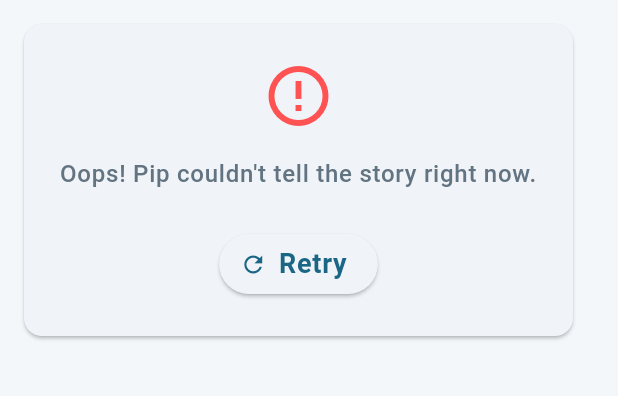
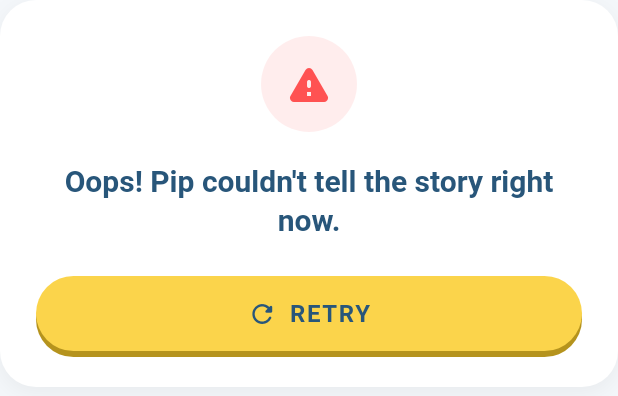
Before and after one commit to nilenjay/PiP-Playful-Intelligent-Pal, a Flutter app: the ErrorCard widget shown alone on an empty page, opened directly with empty values, on a phone screen of 412 x 824 dp. Shown: the top 396 px of the screen. Run offline on Flutter 3.47's test engine with Material 3 defaults, Android fonts, the phone set to English and light mode, and no system bars; our stand-ins replace confetti, equatable, flutter_bloc, flutter_tts; Roboto replaces fonts that are missing (Nunito).

Commit message:
Added error handling

```diff
--- a/lib/features/story_buddy/presentation/bloc/story_buddy_event.dart
+++ b/lib/features/story_buddy/presentation/bloc/story_buddy_event.dart
@@ -30,3 +30,5 @@ class QuizAnswerSelected extends StoryBuddyEvent {
   @override
   List<Object?> get props => [answer];
 }
+
+class StoryResetRequested extends StoryBuddyEvent {}
--- a/lib/features/story_buddy/presentation/bloc/story_buddy_state.dart
+++ b/lib/features/story_buddy/presentation/bloc/story_buddy_state.dart
@@ -11,6 +11,7 @@ class StoryBuddyState extends Equatable {
   final int starCount;
   final String? selectedAnswer;
   final QuizModel quizData;
+  final int shakeTrigger;
 
   const StoryBuddyState({
     required this.storyStatus,
@@ -19,6 +20,7 @@ class StoryBuddyState extends Equatable {
     required this.starCount,
     this.selectedAnswer,
     required this.quizData,
+    required this.shakeTrigger,
   });
 
   factory StoryBuddyState.initial(QuizModel initialQuiz) {
@@ -27,6 +29,7 @@ class StoryBuddyState extends Equatable {
       quizStatus: QuizStatus.hidden,
       starCount: 128, // Initial value based on requirements
       quizData: initialQuiz,
+      shakeTrigger: 0,
     );
   }
 
@@ -37,6 +40,7 @@ class StoryBuddyState extends Equatable {
     int? starCount,
     String? selectedAnswer,
     QuizModel? quizData,
+    int? shakeTrigger,
   }) {
     return StoryBuddyState(
       storyStatus: storyStatus ?? this.storyStatus,
@@ -45,6 +49,7 @@ class StoryBuddyState extends Equatable {
       starCount: starCount ?? this.starCount,
       selectedAnswer: selectedAnswer, // Can be null, so no coalesce unless intended
       quizData: quizData ?? this.quizData,
+      shakeTrigger: shakeTrigger ?? this.shakeTrigger,
     );
   }
 
@@ -56,5 +61,6 @@ class StoryBuddyState extends Equatable {
         starCount,
         selectedAnswer,
         quizData,
+        shakeTrigger,
       ];
 }
--- a/lib/features/story_buddy/presentation/widgets/error_card.dart
+++ b/lib/features/story_buddy/presentation/widgets/error_card.dart
@@ -1,5 +1,6 @@
 import 'package:flutter/material.dart';
 import '../../../../core/constants/app_constants.dart';
+import '../../../../core/theme/app_theme.dart';
 
 class ErrorCard extends StatelessWidget {
   final String? message;
@@ -13,41 +14,91 @@ class ErrorCard extends StatelessWidget {
 
   @override
   Widget build(BuildContext context) {
-    return Card(
-      margin: const EdgeInsets.all(AppConstants.paddingMedium),
-      child: Padding(
-        padding: const EdgeInsets.all(AppConstants.paddingLarge),
+    return Container(
+      decoration: BoxDecoration(
+        color: AppTheme.cardBackground,
+        borderRadius: BorderRadius.circular(24),
+        boxShadow: [
+          BoxShadow(
+            color: Colors.black.withOpacity(0.05),
+            offset: const Offset(0, 4),
+            blurRadius: 12,
+          ),
+        ],
+      ),
+      padding: const EdgeInsets.all(24),
       child: Column(
         mainAxisSize: MainAxisSize.min,
         children: [
-            const Icon(
-              Icons.error_outline,
+          Container(
+            width: 64,
+            height: 64,
+            decoration: BoxDecoration(
+              color: Colors.redAccent.withOpacity(0.1),
+              shape: BoxShape.circle,
+            ),
+            child: const Icon(
+              Icons.warning_rounded,
               color: Colors.redAccent,
-              size: 48,
+              size: 32,
             ),
-            const SizedBox(height: AppConstants.paddingMedium),
+          ),
+          const SizedBox(height: 20),
           Text(
             AppConstants.errorText,
-              style: Theme.of(context).textTheme.bodyLarge,
+            style: Theme.of(context).textTheme.headlineSmall?.copyWith(
+              height: 1.3,
+            ),
             textAlign: TextAlign.center,
           ),
           if (message != null) ...[
-              const SizedBox(height: AppConstants.paddingSmall),
+            const SizedBox(height: 8),
             Text(
               message!,
-                style: Theme.of(context).textTheme.bodyMedium,
+              style: const TextStyle(
+                color: AppTheme.textGray,
+                fontSize: 14,
+              ),
               textAlign: TextAlign.center,
             ),
           ],
-            const SizedBox(height: AppConstants.paddingLarge),
-            ElevatedButton.icon(
-              onPressed: onRetry,
-              icon: const Icon(Icons.refresh),
-              label: const Text(AppConstants.retryButtonText),
+          const SizedBox(height: 24),
+          GestureDetector(
+            onTap: onRetry,
+            child: Container(
+              height: 50,
+              decoration: BoxDecoration(
+                color: AppTheme.primaryYellow,
+                borderRadius: BorderRadius.circular(25),
+                boxShadow: [
+                  BoxShadow(
+                    color: AppTheme.buttonDarkShadow,
+                    offset: const Offset(0, 4),
+                  ),
+                ],
+              ),
+              child: Center(
+                child: Row(
+                  mainAxisAlignment: MainAxisAlignment.center,
+                  children: [
+                    const Icon(Icons.refresh_rounded, color: AppTheme.textDarkBlue, size: 20),
+                    const SizedBox(width: 8),
+                    Text(
+                      AppConstants.retryButtonText.toUpperCase(),
+                      style: const TextStyle(
+                        color: AppTheme.textDarkBlue,
+                        fontSize: 16,
+                        fontWeight: FontWeight.bold,
+                        letterSpacing: 1.1,
+                      ),
                     ),
                   ],
                 ),
               ),
+            ),
+          ),
+        ],
+      ),
     );
   }
 }
```
Also changed, not shown: lib/features/story_buddy/presentation/animations/shake_animation.dart (+4 -4 lines), lib/features/story_buddy/presentation/bloc/story_buddy_bloc.dart (+7 -0 lines), lib/features/story_buddy/presentation/pages/story_page.dart (+15 -3 lines), lib/features/story_buddy/presentation/widgets/quiz_section.dart (+16 -1 lines). Lines whose indentation alone changed are shown as unchanged.
